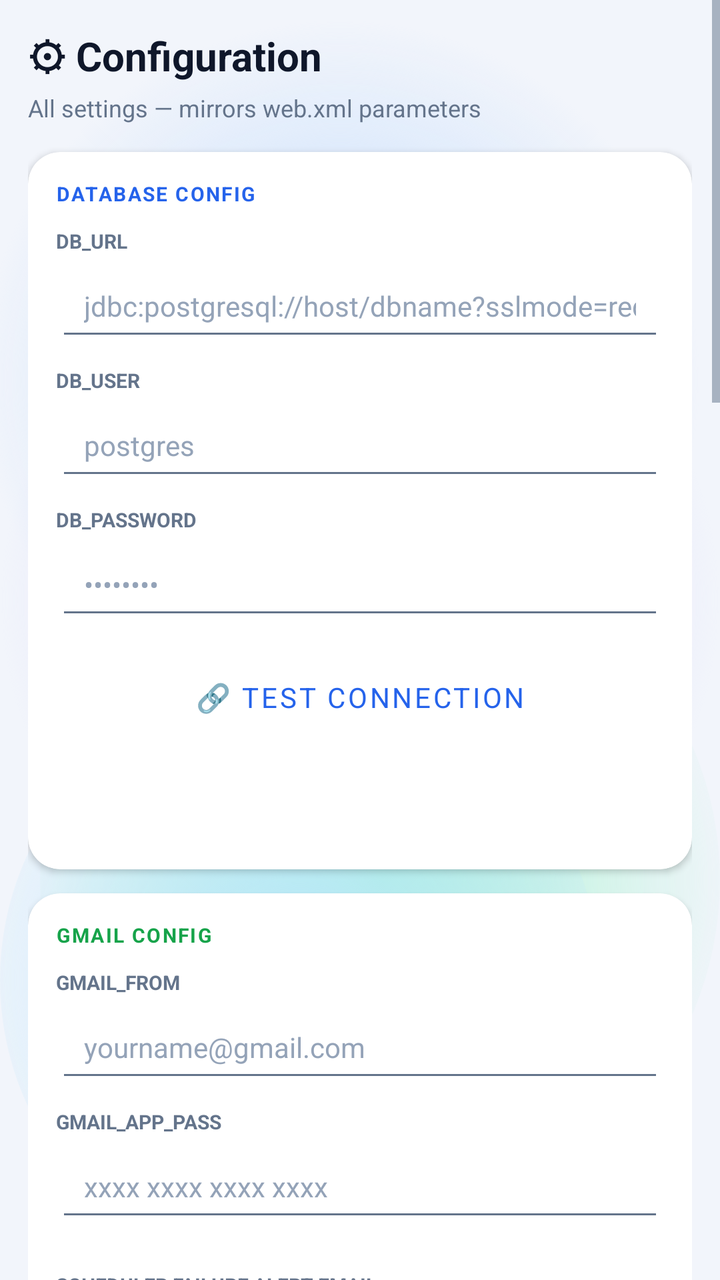
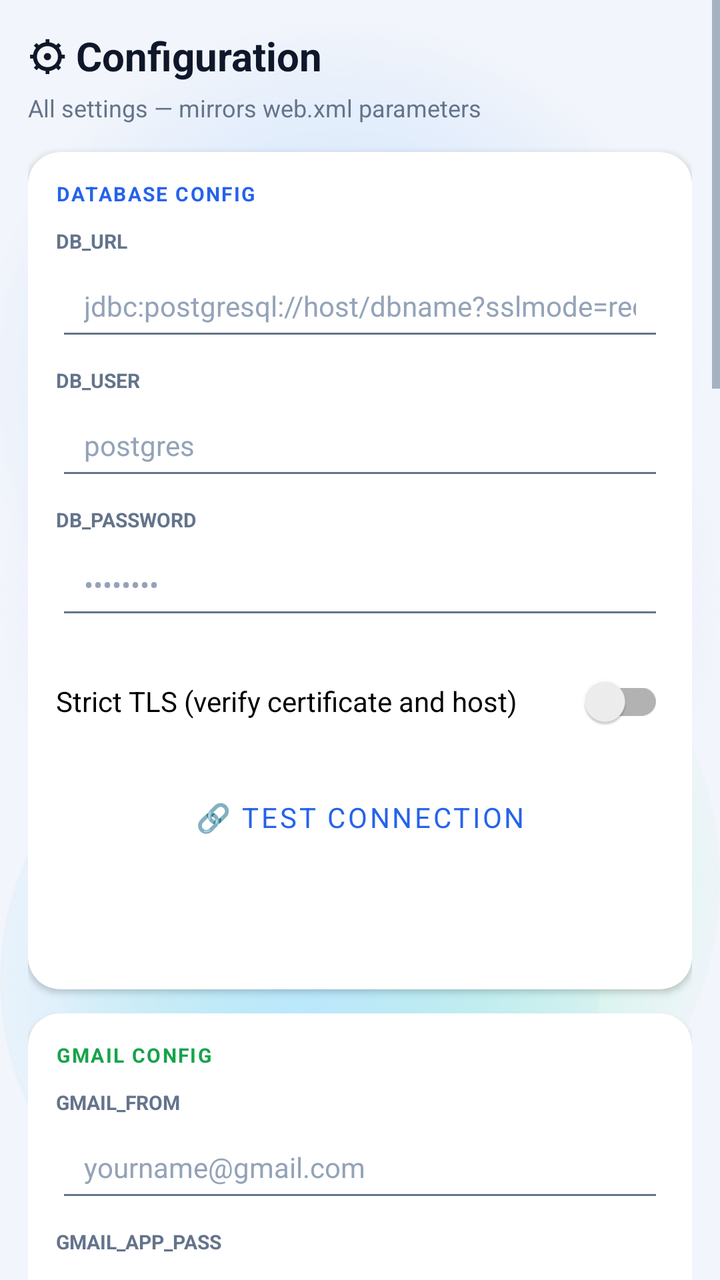

The first picture is an Android layout as it rendered before a commit; the second is the same layout after the commit. The layout source and the unified diff follow.
<!-- AndroidManifest.xml: application theme Theme.ExpenseOS -->
<!-- res/layout/fragment_config.xml -->
<?xml version="1.0" encoding="utf-8"?>
<ScrollView xmlns:android="http://schemas.android.com/apk/res/android"
    xmlns:app="http://schemas.android.com/apk/res-auto"
    android:layout_width="match_parent"
    android:layout_height="match_parent"
    android:background="@android:color/transparent">

    <LinearLayout
        android:layout_width="match_parent"
        android:layout_height="wrap_content"
        android:orientation="vertical"
        android:padding="14dp">

        
        <TextView
            android:layout_width="wrap_content"
            android:layout_height="wrap_content"
            android:text="⚙ Configuration"
            android:textSize="20sp"
            android:textStyle="bold"
            android:textColor="@color/text"
            android:layout_marginBottom="4dp" />

        <TextView
            android:layout_width="wrap_content"
            android:layout_height="wrap_content"
            android:text="All settings — mirrors web.xml parameters"
            android:textSize="12sp"
            android:textColor="@color/text_muted"
            android:layout_marginBottom="14dp" />

        
        <androidx.cardview.widget.CardView
            android:layout_width="match_parent"
            android:layout_height="wrap_content"
            android:layout_marginBottom="12dp"
            app:cardCornerRadius="16dp"
            app:cardElevation="2dp">

            <LinearLayout
                android:layout_width="match_parent"
                android:layout_height="wrap_content"
                android:orientation="vertical"
                android:padding="14dp">

                <TextView
                    android:layout_width="wrap_content"
                    android:layout_height="wrap_content"
                    android:text="DATABASE CONFIG"
                    android:textSize="10sp"
                    android:textStyle="bold"
                    android:textColor="@color/primary"
                    android:textAllCaps="true"
                    android:letterSpacing="0.08"
                    android:layout_marginBottom="10dp" />

                <TextView
                    android:layout_width="wrap_content"
                    android:layout_height="wrap_content"
                    android:text="DB_URL"
                    android:textSize="10sp"
                    android:textColor="@color/text_muted"
                    android:textStyle="bold" />

                <EditText
                    android:id="@+id/etCfgDbUrl"
                    android:layout_width="match_parent"
                    android:layout_height="48dp"
                    android:inputType="text"
                    android:hint="jdbc:postgresql://host/dbname?sslmode=require"
                    android:layout_marginBottom="8dp" />

                <TextView
                    android:layout_width="wrap_content"
                    android:layout_height="wrap_content"
                    android:text="DB_USER"
                    android:textSize="10sp"
                    android:textColor="@color/text_muted"
                    android:textStyle="bold" />

                <EditText
                    android:id="@+id/etCfgDbUser"
                    android:layout_width="match_parent"
                    android:layout_height="48dp"
                    android:hint="postgres"
                    android:layout_marginBottom="8dp" />

                <TextView
                    android:layout_width="wrap_content"
                    android:layout_height="wrap_content"
                    android:text="DB_PASSWORD"
                    android:textSize="10sp"
                    android:textColor="@color/text_muted"
                    android:textStyle="bold" />

                <EditText
                    android:id="@+id/etCfgDbPass"
                    android:layout_width="match_parent"
                    android:layout_height="48dp"
                    android:inputType="textPassword"
                    android:hint="••••••••"
                    android:layout_marginBottom="12dp" />

                <Button
                    android:id="@+id/btnTestConnection"
                    style="@style/Widget.MaterialComponents.Button.OutlinedButton"
                    android:layout_width="match_parent"
                    android:layout_height="44dp"
                    android:text="🔗 Test Connection"
                    android:layout_marginBottom="6dp" />

                <TextView
                    android:id="@+id/tvConnectionResult"
                    android:layout_width="match_parent"
                    android:layout_height="wrap_content"
                    android:textSize="12sp"
                    android:padding="8dp"
                    android:background="@android:color/transparent"
                    android:visibility="gone"
                    android:layout_marginBottom="8dp" />

                <Button
                    android:id="@+id/btnSaveCfgDb"
                    style="@style/BtnPrimary"
                    android:layout_width="match_parent"
                    android:layout_height="44dp"
                    android:text="Save DB Config" />
            </LinearLayout>
        </androidx.cardview.widget.CardView>

        
        <androidx.cardview.widget.CardView
            android:layout_width="match_parent"
            android:layout_height="wrap_content"
            android:layout_marginBottom="12dp"
            app:cardCornerRadius="16dp"
            app:cardElevation="2dp">

            <LinearLayout
                android:layout_width="match_parent"
                android:layout_height="wrap_content"
                android:orientation="vertical"
                android:padding="14dp">

                <TextView
                    android:layout_width="wrap_content"
                    android:layout_height="wrap_content"
                    android:text="GMAIL CONFIG"
                    android:textSize="10sp"
                    android:textStyle="bold"
                    android:textColor="@color/green"
                    android:textAllCaps="true"
                    android:letterSpacing="0.08"
                    android:layout_marginBottom="10dp" />

                <TextView
                    android:layout_width="wrap_content"
                    android:layout_height="wrap_content"
                    android:text="GMAIL_FROM"
                    android:textSize="10sp"
                    android:textColor="@color/text_muted"
                    android:textStyle="bold" />

                <EditText
                    android:id="@+id/etCfgGmailFrom"
                    android:layout_width="match_parent"
                    android:layout_height="48dp"
                    android:inputType="textEmailAddress"
                    android:hint="yourname@gmail.com"
                    android:layout_marginBottom="8dp" />

                <TextView
                    android:layout_width="wrap_content"
                    android:layout_height="wrap_content"
                    android:text="GMAIL_APP_PASS"
                    android:textSize="10sp"
                    android:textColor="@color/text_muted"
                    android:textStyle="bold" />

                <EditText
                    android:id="@+id/etCfgGmailPass"
                    android:layout_width="match_parent"
                    android:layout_height="48dp"
                    android:inputType="textPassword"
                    android:hint="xxxx xxxx xxxx xxxx"
                    android:layout_marginBottom="12dp" />

                <TextView
                    android:layout_width="wrap_content"
                    android:layout_height="wrap_content"
                    android:layout_marginTop="8dp"
                    android:text="SCHEDULER FAILURE ALERT EMAIL"
                    android:textSize="10sp"
                    android:textColor="@color/text_muted"
                    android:textStyle="bold" />

                <EditText
                    android:id="@+id/etCfgAlertEmail"
                    android:layout_width="match_parent"
                    android:layout_height="48dp"
                    android:inputType="textEmailAddress"
                    android:hint="alerts@example.com"
                    android:layout_marginBottom="12dp" />

                <Button
                    android:id="@+id/btnSaveCfgGmail"
                    style="@style/BtnPrimary"
                    android:layout_width="match_parent"
                    android:layout_height="44dp"
                    android:text="Save Gmail Config" />
            </LinearLayout>
        </androidx.cardview.widget.CardView>

        
        <androidx.cardview.widget.CardView
            android:layout_width="match_parent"
            android:layout_height="wrap_content"
            android:layout_marginTop="12dp"
            app:cardCornerRadius="16dp"
            app:cardElevation="3dp">

            <LinearLayout
                android:layout_width="match_parent"
                android:layout_height="wrap_content"
                android:orientation="vertical"
                android:padding="14dp">

                <TextView
                    android:layout_width="wrap_content"
                    android:layout_height="wrap_content"
                    android:text="ZOHO WORKDRIVE (CLOUD BACKUP)"
                    android:textSize="11sp"
                    android:textColor="@color/text_muted"
                    android:layout_marginBottom="8dp" />

                <EditText
                    android:id="@+id/etCfgZohoClientId"
                    android:layout_width="match_parent"
                    android:layout_height="wrap_content"
                    android:hint="Zoho Client ID"
                    android:layout_marginBottom="8dp" />

                <EditText
                    android:id="@+id/etCfgZohoClientSecret"
                    android:layout_width="match_parent"
                    android:layout_height="wrap_content"
                    android:hint="Zoho Client Secret"
                    android:inputType="textPassword"
                    android:layout_marginBottom="8dp" />

                <EditText
                    android:id="@+id/etCfgZohoRefreshToken"
                    android:layout_width="match_parent"
                    android:layout_height="wrap_content"
                    android:hint="Zoho Refresh Token"
                    android:inputType="textPassword"
                    android:layout_marginBottom="8dp" />

                <EditText
                    android:id="@+id/etCfgWorkdriveFolderId"
                    android:layout_width="match_parent"
                    android:layout_height="wrap_content"
                    android:hint="WorkDrive Folder ID"
                    android:layout_marginBottom="8dp" />

                <EditText
                    android:id="@+id/etCfgImportExcelFileName"
                    android:layout_width="match_parent"
                    android:layout_height="wrap_content"
                    android:hint="Import file name: .xlsx or .zsheetlnk (e.g. Import Transactions.zsheetlnk)"
                    android:layout_marginBottom="10dp" />

                <Button
                    android:id="@+id/btnSaveCfgZoho"
                    android:layout_width="match_parent"
                    android:layout_height="42dp"
                    android:text="☁ Save Zoho Config"
                    android:backgroundTint="@color/primary"
                    android:textColor="@color/on_primary" />
            </LinearLayout>
        </androidx.cardview.widget.CardView>

        
        <androidx.cardview.widget.CardView
            android:layout_width="match_parent"
            android:layout_height="wrap_content"
            android:layout_marginTop="12dp"
            app:cardCornerRadius="16dp"
            app:cardElevation="3dp">

            <LinearLayout
                android:layout_width="match_parent"
                android:layout_height="wrap_content"
                android:orientation="vertical"
                android:padding="14dp">

                <TextView
                    android:layout_width="wrap_content"
                    android:layout_height="wrap_content"
                    android:layout_marginBottom="10dp"
                    android:letterSpacing="0.08"
                    android:text="ODOO TIMESHEET"
                    android:textAllCaps="true"
                    android:textColor="@color/primary"
                    android:textSize="10sp"
                    android:textStyle="bold" />

                <TextView
                    android:layout_width="wrap_content"
                    android:layout_height="wrap_content"
                    android:text="odoo.url"
                    android:textColor="@color/text_muted"
                    android:textSize="10sp"
                    android:textStyle="bold" />

                <EditText
                    android:id="@+id/etCfgOdooUrl"
                    android:layout_width="match_parent"
                    android:layout_height="48dp"
                    android:layout_marginBottom="8dp"
                    android:hint="https://yourcompany.odoo.com"
                    android:inputType="textUri" />

                <TextView
                    android:layout_width="wrap_content"
                    android:layout_height="wrap_content"
                    android:text="odoo.db"
                    android:textColor="@color/text_muted"
                    android:textSize="10sp"
                    android:textStyle="bold" />

                <EditText
                    android:id="@+id/etCfgOdooDb"
                    android:layout_width="match_parent"
                    android:layout_height="48dp"
                    android:layout_marginBottom="8dp"
                    android:hint="Odoo database name"
                    android:inputType="text" />

                <TextView
                    android:layout_width="wrap_content"
                    android:layout_height="wrap_content"
                    android:text="odoo.user"
                    android:textColor="@color/text_muted"
                    android:textSize="10sp"
                    android:textStyle="bold" />

                <EditText
                    android:id="@+id/etCfgOdooUser"
                    android:layout_width="match_parent"
                    android:layout_height="48dp"
                    android:layout_marginBottom="8dp"
                    android:hint="Odoo login (email)"
                    android:inputType="textEmailAddress" />

                <TextView
                    android:layout_width="wrap_content"
                    android:layout_height="wrap_content"
                    android:text="odoo.apikey"
                    android:textColor="@color/text_muted"
                    android:textSize="10sp"
                    android:textStyle="bold" />

                <EditText
                    android:id="@+id/etCfgOdooApiKey"
                    android:layout_width="match_parent"
                    android:layout_height="48dp"
                    android:layout_marginBottom="12dp"
                    android:hint="••••••••"
                    android:inputType="textPassword" />

                <Button
                    android:id="@+id/btnTestCfgOdoo"
                    style="@style/Widget.MaterialComponents.Button.OutlinedButton"
                    android:layout_width="match_parent"
                    android:layout_height="44dp"
                    android:layout_marginBottom="6dp"
                    android:text="🔗 Test Odoo Connection" />

                <TextView
                    android:id="@+id/tvCfgOdooResult"
                    android:layout_width="match_parent"
                    android:layout_height="wrap_content"
                    android:layout_marginBottom="8dp"
                    android:background="@android:color/transparent"
                    android:padding="8dp"
                    android:textSize="12sp"
                    android:visibility="gone" />

                <Button
                    android:id="@+id/btnSaveCfgOdoo"
                    style="@style/BtnPrimary"
                    android:layout_width="match_parent"
                    android:layout_height="44dp"
                    android:text="Save Odoo Config" />
            </LinearLayout>
        </androidx.cardview.widget.CardView>

        
        <androidx.cardview.widget.CardView
            android:layout_width="match_parent"
            android:layout_height="wrap_content"
            android:layout_marginTop="12dp"
            app:cardCornerRadius="16dp"
            app:cardElevation="3dp">

            <LinearLayout
                android:layout_width="match_parent"
                android:layout_height="wrap_content"
                android:orientation="vertical"
                android:padding="14dp">

                <TextView
                    android:layout_width="wrap_content"
                    android:layout_height="wrap_content"
                    android:layout_marginBottom="4dp"
                    android:text="ALARM"
                    android:textColor="@color/text_muted"
                    android:textSize="11sp" />

                <LinearLayout
                    android:id="@+id/rowAlarmRamp"
                    android:layout_width="match_parent"
                    android:layout_height="wrap_content"
                    android:background="?attr/selectableItemBackground"
                    android:clickable="true"
                    android:focusable="true"
                    android:gravity="center_vertical"
                    android:orientation="horizontal"
                    android:paddingVertical="12dp">

                    <TextView
                        android:layout_width="0dp"
                        android:layout_height="wrap_content"
                        android:layout_weight="1"
                        android:text="Gradually increase volume"
                        android:textColor="@color/text"
                        android:textSize="15sp" />

                    <TextView
                        android:id="@+id/tvAlarmRampValue"
                        android:layout_width="wrap_content"
                        android:layout_height="wrap_content"
                        android:text="30 seconds"
                        android:textColor="@color/text_muted"
                        android:textSize="14sp" />
                </LinearLayout>

                <View
                    android:layout_width="match_parent"
                    android:layout_height="1dp"
                    android:background="@color/divider" />

                <LinearLayout
                    android:id="@+id/rowAlarmVibration"
                    android:layout_width="match_parent"
                    android:layout_height="wrap_content"
                    android:background="?attr/selectableItemBackground"
                    android:clickable="true"
                    android:focusable="true"
                    android:gravity="center_vertical"
                    android:orientation="horizontal"
                    android:paddingVertical="12dp">

                    <TextView
                        android:layout_width="0dp"
                        android:layout_height="wrap_content"
                        android:layout_weight="1"
                        android:text="Vibration"
                        android:textColor="@color/text"
                        android:textSize="15sp" />

                    <androidx.appcompat.widget.SwitchCompat
                        android:id="@+id/swAlarmVibration"
                        android:layout_width="wrap_content"
                        android:layout_height="wrap_content" />
                </LinearLayout>

                <View
                    android:layout_width="match_parent"
                    android:layout_height="1dp"
                    android:background="@color/divider" />

                <LinearLayout
                    android:id="@+id/rowPreAlarm"
                    android:layout_width="match_parent"
                    android:layout_height="wrap_content"
                    android:background="?attr/selectableItemBackground"
                    android:clickable="true"
                    android:focusable="true"
                    android:gravity="center_vertical"
                    android:orientation="horizontal"
                    android:paddingVertical="12dp">

                    <TextView
                        android:layout_width="0dp"
                        android:layout_height="wrap_content"
                        android:layout_weight="1"
                        android:text="Pre-alarm notification"
                        android:textColor="@color/text"
                        android:textSize="15sp" />

                    <TextView
                        android:id="@+id/tvPreAlarmValue"
                        android:layout_width="wrap_content"
                        android:layout_height="wrap_content"
                        android:text="30 minutes before"
                        android:textColor="@color/text_muted"
                        android:textSize="14sp" />
                </LinearLayout>
            </LinearLayout>
        </androidx.cardview.widget.CardView>

        
        <androidx.cardview.widget.CardView
            android:layout_width="match_parent"
            android:layout_height="wrap_content"
            android:layout_marginTop="12dp"
            app:cardCornerRadius="16dp"
            app:cardElevation="2dp"
            app:cardBackgroundColor="@color/primary_soft">

            <LinearLayout
                android:layout_width="match_parent"
                android:layout_height="wrap_content"
                android:orientation="vertical"
                android:padding="14dp">

                <TextView
                    android:layout_width="wrap_content"
                    android:layout_height="wrap_content"
                    android:text="💾 Save All &amp; Sync to Cloud"
                    android:textSize="13sp"
                    android:textStyle="bold"
                    android:textColor="@color/primary"
                    android:layout_marginBottom="6dp" />

                <TextView
                    android:layout_width="wrap_content"
                    android:layout_height="wrap_content"
                    android:text="Saves all config locally AND pushes to app_config table in Neon DB. Passwords are NOT synced for security."
                    android:textSize="11sp"
                    android:textColor="@color/text_muted"
                    android:layout_marginBottom="10dp" />

                <Button
                    android:id="@+id/btnSyncConfigToDb"
                    style="@style/BtnPrimary"
                    android:layout_width="match_parent"
                    android:layout_height="48dp"
                    android:text="☁ Save All + Sync Config to DB" />

                <TextView
                    android:id="@+id/tvSyncConfigStatus"
                    android:layout_width="match_parent"
                    android:layout_height="wrap_content"
                    android:textSize="12sp"
                    android:padding="8dp"
                    android:background="@color/bg_card"
                    android:visibility="gone"
                    android:layout_marginTop="8dp" />
            </LinearLayout>
        </androidx.cardview.widget.CardView>

        
        <androidx.cardview.widget.CardView
            android:layout_width="match_parent"
            android:layout_height="wrap_content"
            android:layout_marginTop="12dp"
            app:cardCornerRadius="16dp"
            app:cardElevation="1dp">

            <androidx.fragment.app.FragmentContainerView
                android:id="@+id/aiConfigContainer"
                android:name="com.expenseos.ui.AiConfigManagerFragment"
                android:layout_width="match_parent"
                android:layout_height="wrap_content" />
        </androidx.cardview.widget.CardView>

    </LinearLayout>
</ScrollView>
<!-- resources referenced by this layout -->
<resources>
  <color name="bg_card">#C2FFFFFF</color>
  <color name="divider">#59FFFFFF</color>
  <color name="green">#16A34A</color>
  <color name="on_primary">#FFFFFF</color>
  <color name="primary">#2563EB</color>
  <color name="primary_soft">#EFF6FF</color>
  <color name="text">#0F172A</color>
  <color name="text_muted">#64748B</color>
  <style name="BtnPrimary" parent="BtnBase">
          <item name="backgroundTint">@color/primary</item>
          <item name="android:textColor">@color/on_primary</item>
      </style>
  <color name="primary_dark">#1D4ED8</color>
  <color name="secondary">#0F766E</color>
  <color name="secondary_dark">#115E59</color>
  <color name="surface">#E9FFFFFF</color>
  <color name="danger">#E11D48</color>
  <color name="bg">#F2F5FB</color>
  <color name="text_hint">#94A3B8</color>
  <style name="ThemeOverlay.ExpenseOS.BottomSheet" parent="ThemeOverlay.MaterialComponents.BottomSheetDialog">
          <item name="bottomSheetStyle">@style/Widget.ExpenseOS.BottomSheet</item>
      </style>
  <dimen name="type_subtitle">15sp</dimen>
  <dimen name="touch_target">48dp</dimen>
  <color name="aurora_base">#F2F5FB</color>
  <!-- drawable aurora_blob_blue (drawable) -->
  <?xml version="1.0" encoding="utf-8"?>
  <shape xmlns:android="http://schemas.android.com/apk/res/android" android:shape="oval">
      <gradient
          android:type="radial"
          android:gradientRadius="180dp"
          android:startColor="@color/aurora_blue"
          android:endColor="@color/aurora_blue_fade" />
  </shape>
  <!-- drawable aurora_blob_violet (drawable) -->
  <?xml version="1.0" encoding="utf-8"?>
  <shape xmlns:android="http://schemas.android.com/apk/res/android" android:shape="oval">
      <gradient
          android:type="radial"
          android:gradientRadius="180dp"
          android:startColor="@color/aurora_violet"
          android:endColor="@color/aurora_violet_fade" />
  </shape>
  <!-- drawable aurora_blob_mint (drawable) -->
  <?xml version="1.0" encoding="utf-8"?>
  <shape xmlns:android="http://schemas.android.com/apk/res/android" android:shape="oval">
      <gradient
          android:type="radial"
          android:gradientRadius="180dp"
          android:startColor="@color/aurora_mint"
          android:endColor="@color/aurora_mint_fade" />
  </shape>
  <!-- drawable aurora_blob_sky (drawable) -->
  <?xml version="1.0" encoding="utf-8"?>
  <shape xmlns:android="http://schemas.android.com/apk/res/android" android:shape="oval">
      <gradient
          android:type="radial"
          android:gradientRadius="180dp"
          android:startColor="@color/aurora_sky"
          android:endColor="@color/aurora_sky_fade" />
  </shape>
  <dimen name="type_body">14sp</dimen>
  <dimen name="input_height">50dp</dimen>
  <style name="ShapeAppearance.ExpenseOS.Dialog" parent="ShapeAppearance.MaterialComponents.MediumComponent">
          <item name="cornerFamily">rounded</item>
          <item name="cornerSize">26dp</item>
      </style>
  <style name="Widget.ExpenseOS.BottomSheet" parent="Widget.MaterialComponents.BottomSheet.Modal">
          <item name="shapeAppearanceOverlay">@style/ShapeAppearance.ExpenseOS.Sheet</item>
          <item name="backgroundTint">@color/surface</item>
      </style>
  <color name="aurora_blue">#BFDBFE</color>
  <color name="aurora_blue_fade">#00BFDBFE</color>
  <color name="aurora_violet">#DDD6FE</color>
  <color name="aurora_violet_fade">#00DDD6FE</color>
  <color name="aurora_mint">#A7F3D0</color>
  <color name="aurora_mint_fade">#00A7F3D0</color>
  <color name="aurora_sky">#BAE6FD</color>
  <color name="aurora_sky_fade">#00BAE6FD</color>
  <style name="ShapeAppearance.ExpenseOS.Sheet" parent="">
          <item name="cornerFamily">rounded</item>
          <item name="cornerSizeTopLeft">26dp</item>
          <item name="cornerSizeTopRight">26dp</item>
          <item name="cornerSizeBottomLeft">0dp</item>
          <item name="cornerSizeBottomRight">0dp</item>
      </style>
  <!-- unchanged entries left out for length: 7 -->
</resources>

<!-- the commit's change to res/layout/fragment_config.xml (unified diff, before → after) -->
@@ -100,6 +100,13 @@
                     android:inputType="textPassword"
                     android:hint="••••••••"
                     android:layout_marginBottom="12dp" />
+
+                <androidx.appcompat.widget.SwitchCompat
+                    android:id="@+id/swCfgStrictTls"
+                    android:layout_width="match_parent"
+                    android:layout_height="wrap_content"
+                    android:layout_marginBottom="12dp"
+                    android:text="Strict TLS (verify certificate and host)" />
 
                 <Button
                     android:id="@+id/btnTestConnection"
@@ -529,7 +536,7 @@
                 <TextView
                     android:layout_width="wrap_content"
                     android:layout_height="wrap_content"
-                    android:text="💾 Save All &amp; Sync to Cloud"
+                    android:text="☁ Sync Config to Cloud DB"
                     android:textSize="13sp"
                     android:textStyle="bold"
                     android:textColor="@color/primary"
@@ -538,7 +545,7 @@
                 <TextView
                     android:layout_width="wrap_content"
                     android:layout_height="wrap_content"
-                    android:text="Saves all config locally AND pushes to app_config table in Neon DB. Passwords are NOT synced for security."
+                    android:text="Saves the DB and Gmail settings above, then pushes non-secret settings to the app_config table in Neon DB. Passwords are NOT synced."
                     android:textSize="11sp"
                     android:textColor="@color/text_muted"
                     android:layout_marginBottom="10dp" />
@@ -548,7 +555,7 @@
                     style="@style/BtnPrimary"
                     android:layout_width="match_parent"
                     android:layout_height="48dp"
-                    android:text="☁ Save All + Sync Config to DB" />
+                    android:text="☁ Sync Config to DB" />
 
                 <TextView
                     android:id="@+id/tvSyncConfigStatus"
